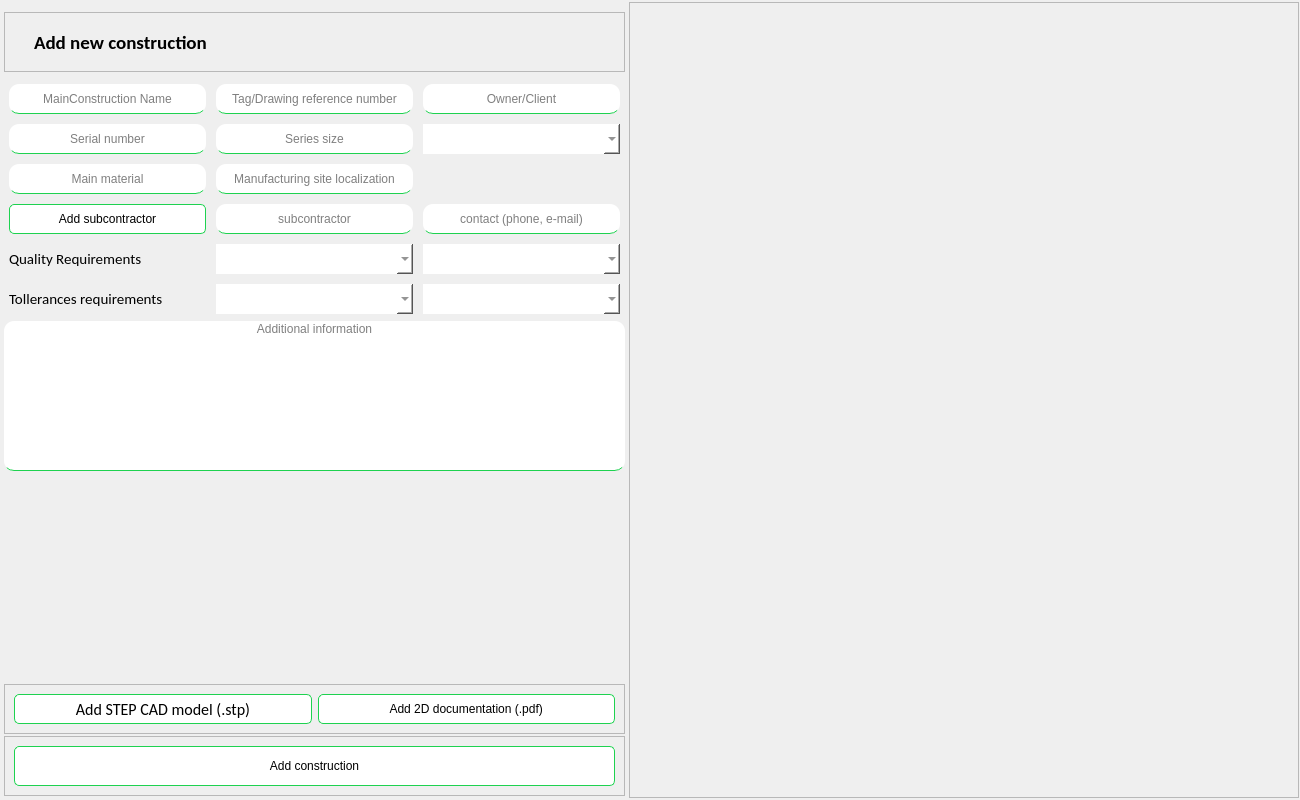
Old version of the form DekiApp_pyqt5/Screens/new_construction_UI.ui in the repository krzysiek-droid/Deki-Desktop-App.
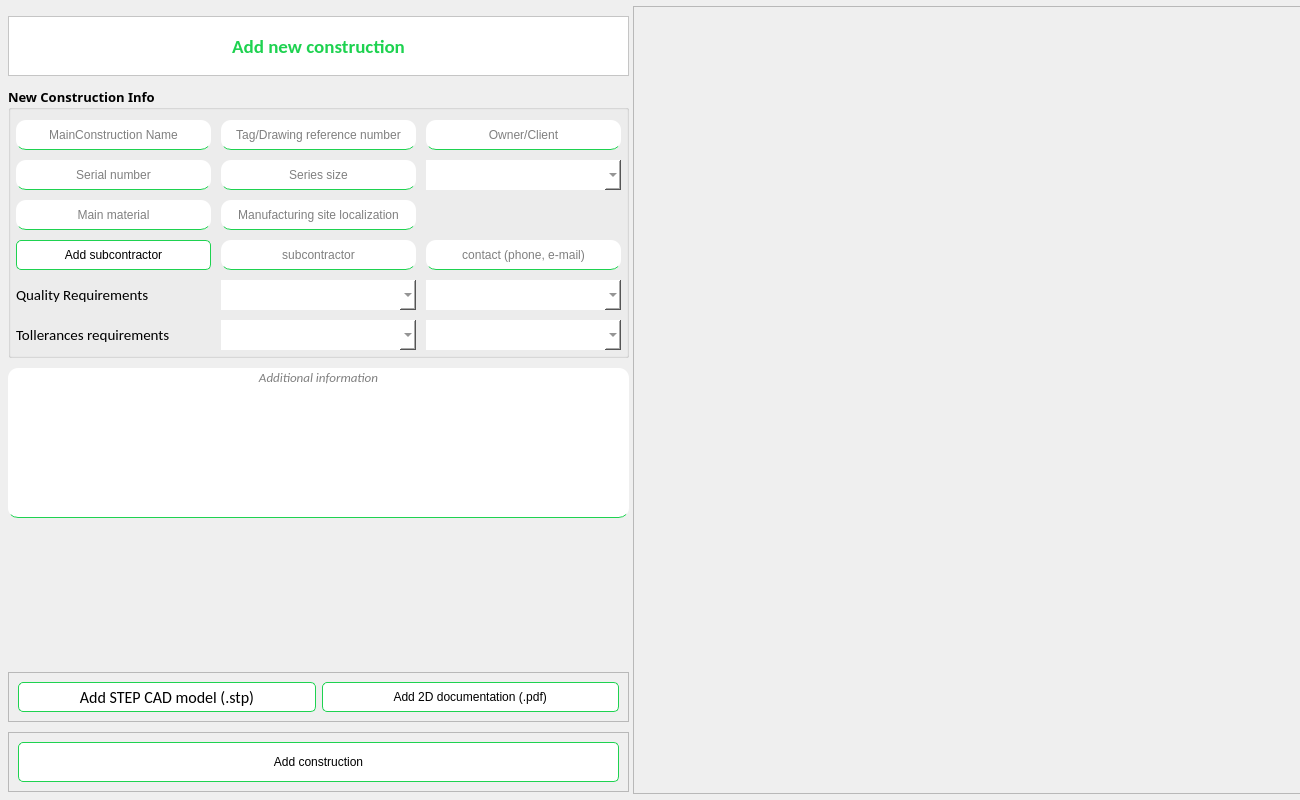
New version of the form. Icons and pictures are not drawn.

What changed in the file:
```diff
--- a/DekiApp_pyqt5/Screens/new_construction_UI.ui
+++ b/DekiApp_pyqt5/Screens/new_construction_UI.ui
@@ -82,16 +82,16 @@
        <number>2</number>
       </property>
       <property name="leftMargin">
-       <number>2</number>
+       <number>6</number>
       </property>
       <property name="topMargin">
-       <number>2</number>
+       <number>6</number>
       </property>
       <property name="rightMargin">
-       <number>2</number>
+       <number>6</number>
       </property>
       <property name="bottomMargin">
-       <number>2</number>
+       <number>6</number>
       </property>
       <item>
        <widget class="QWidget" name="leftContent" native="true">
@@ -112,7 +112,7 @@
         </property>
         <layout class="QVBoxLayout" name="verticalLayout">
          <property name="spacing">
-          <number>2</number>
+          <number>10</number>
          </property>
          <property name="leftMargin">
           <number>2</number>
@@ -128,6 +128,9 @@
          </property>
          <item>
           <widget class="QFrame" name="frame_2">
+           <property name="styleSheet">
+            <string notr="true">background-color: rgb(255, 255, 255);</string>
+           </property>
            <property name="frameShape">
             <enum>QFrame::StyledPanel</enum>
            </property>
@@ -156,16 +159,20 @@
                 <weight>75</weight>
                 <italic>false</italic>
                 <bold>true</bold>
+                <underline>false</underline>
                </font>
               </property>
               <property name="layoutDirection">
                <enum>Qt::LeftToRight</enum>
               </property>
+              <property name="styleSheet">
+               <string notr="true">color: rgb(30, 210, 80);</string>
+              </property>
               <property name="text">
                <string>Add new construction</string>
               </property>
               <property name="alignment">
-               <set>Qt::AlignLeading|Qt::AlignLeft|Qt::AlignVCenter</set>
+               <set>Qt::AlignCenter</set>
               </property>
               <property name="indent">
                <number>20</number>
@@ -176,7 +183,7 @@
           </widget>
          </item>
          <item>
-          <widget class="QWidget" name="constructInfoInputContainer" native="true">
+          <widget class="QGroupBox" name="constructInfoInputContainer">
            <property name="sizePolicy">
             <sizepolicy hsizetype="Preferred" vsizetype="Preferred">
              <horstretch>0</horstretch>
@@ -189,6 +196,14 @@
              <height>0</height>
             </size>
            </property>
+           <property name="font">
+            <font>
+             <family>Microsoft YaHei</family>
+             <pointsize>10</pointsize>
+             <weight>75</weight>
+             <bold>true</bold>
+            </font>
+           </property>
            <property name="styleSheet">
             <string notr="true">QLabel{
 	font-family: Calibri, Helvetica, sans-serif;
@@ -197,6 +212,15 @@
 	font-weight: normal;
 }</string>
            </property>
+           <property name="title">
+            <string>New Construction Info</string>
+           </property>
+           <property name="alignment">
+            <set>Qt::AlignLeading|Qt::AlignLeft|Qt::AlignVCenter</set>
+           </property>
+           <property name="flat">
+            <bool>true</bool>
+           </property>
            <layout class="QGridLayout" name="gridLayout_2">
             <property name="leftMargin">
              <number>5</number>
@@ -296,6 +320,12 @@
                 <height>30</height>
                </size>
               </property>
+              <property name="toolTip">
+               <string>Must begin with a Letter and only Letters, Number and Undescore (_) are allowed</string>
+              </property>
+              <property name="inputMask">
+               <string/>
+              </property>
               <property name="alignment">
                <set>Qt::AlignCenter</set>
               </property>
@@ -734,7 +764,7 @@
              </widget>
             </item>
             <item row="2" column="1">
-             <widget class="QLineEdit" name="constructMaterialLine_2">
+             <widget class="QLineEdit" name="seriesSizeLine">
               <property name="sizePolicy">
                <sizepolicy hsizetype="Preferred" vsizetype="Fixed">
                 <horstretch>0</horstretch>
@@ -807,6 +837,15 @@
              <height>150</height>
             </size>
            </property>
+           <property name="font">
+            <font>
+             <family>Calibri</family>
+             <pointsize>10</pointsize>
+             <weight>50</weight>
+             <italic>true</italic>
+             <bold>false</bold>
+            </font>
+           </property>
            <property name="alignment">
             <set>Qt::AlignHCenter|Qt::AlignTop</set>
            </property>
```
